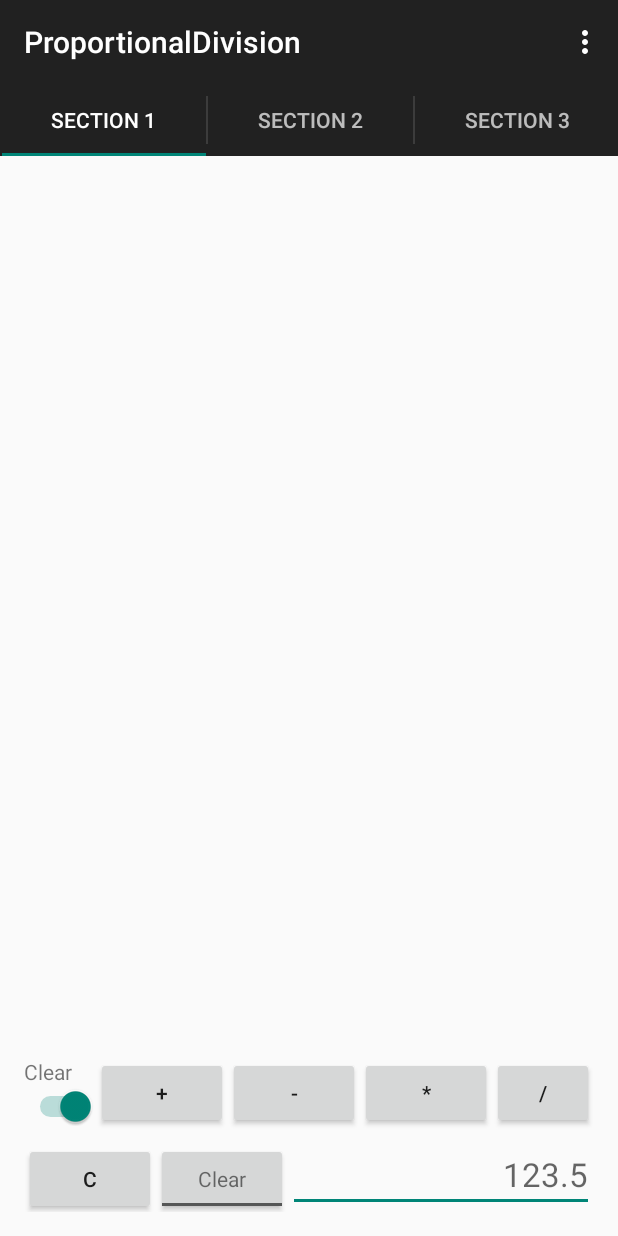
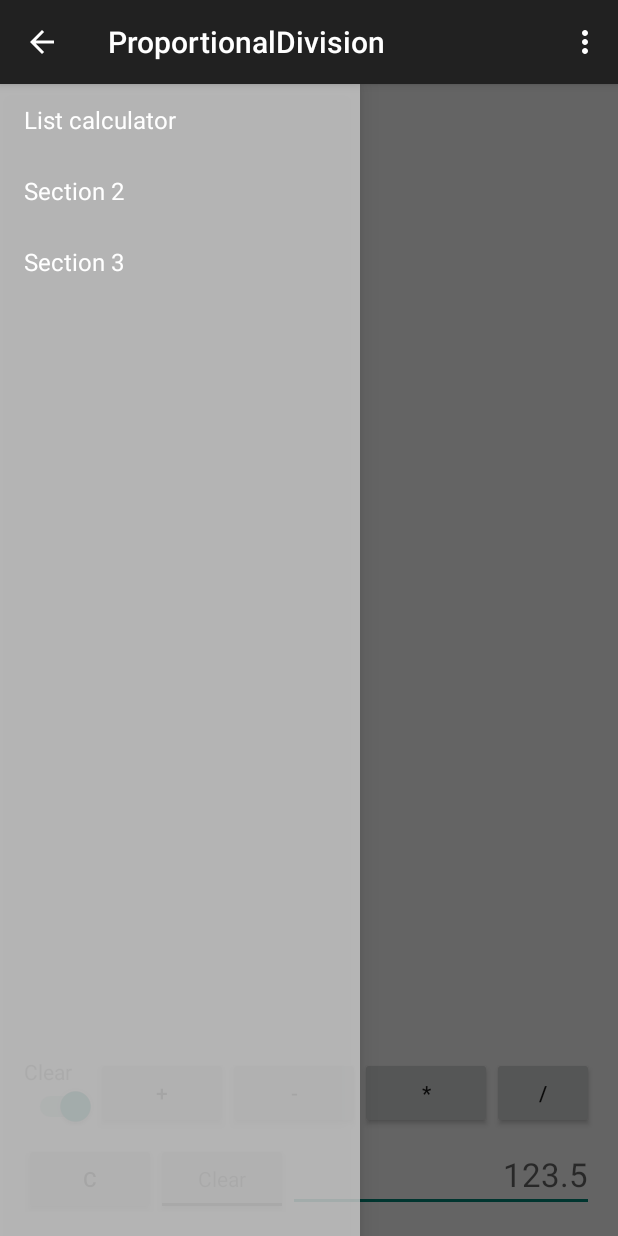
Before and after one commit to indication/ProportionalDivision, an Android app: the screen it shows after launch (MainActivity), on a phone screen of 412 x 824 dp. Run offline under Robolectric (Android 15) with nearby library versions, the light colour scheme and no system bars; 2 statements that could not run were skipped.

Commit message:
Switch into navigation drawer

```diff
--- a/ProportionalDivision/src/main/java/com/github/indication/proportionaldivision/MainActivity.java
+++ b/ProportionalDivision/src/main/java/com/github/indication/proportionaldivision/MainActivity.java
@@ -3,84 +3,98 @@ package com.github.indication.proportionaldivision;
 import android.os.Bundle;
 import android.support.v4.app.Fragment;
 import android.support.v4.app.FragmentManager;
-import android.support.v4.app.FragmentPagerAdapter;
-import android.support.v4.app.FragmentTransaction;
-import android.support.v4.view.ViewPager;
+import android.support.v4.widget.DrawerLayout;
 import android.support.v7.app.ActionBar;
 import android.support.v7.app.ActionBarActivity;
 import android.view.Menu;
 import android.view.MenuItem;
 
 import com.github.indication.proportionaldivision.fragment.ListCalcFragment;
+import com.github.indication.proportionaldivision.fragment.NavigationDrawerFragment;
 import com.github.indication.proportionaldivision.fragment.PlaceholderFragment;
 
-import java.util.Locale;
 
-
-public class MainActivity extends ActionBarActivity implements ActionBar.TabListener {
+public class MainActivity extends ActionBarActivity
+		implements NavigationDrawerFragment.NavigationDrawerCallbacks {
 
 	/**
-	 * The {@link android.support.v4.view.PagerAdapter} that will provide
-	 * fragments for each of the sections. We use a
-	 * {@link FragmentPagerAdapter} derivative, which will keep every
-	 * loaded fragment in memory. If this becomes too memory intensive, it
-	 * may be best to switch to a
-	 * {@link android.support.v4.app.FragmentStatePagerAdapter}.
+	 * Fragment managing the behaviors, interactions and presentation of the navigation drawer.
 	 */
-	SectionsPagerAdapter mSectionsPagerAdapter;
+	private NavigationDrawerFragment mNavigationDrawerFragment;
 
 	/**
-	 * The {@link ViewPager} that will host the section contents.
+	 * Used to store the last screen title. For use in {@link #restoreActionBar()}.
 	 */
-	ViewPager mViewPager;
+	private CharSequence mTitle;
 
 	@Override
 	protected void onCreate(Bundle savedInstanceState) {
 		super.onCreate(savedInstanceState);
 		setContentView(R.layout.activity_main);
 
-		// Set up the action bar.
-		final ActionBar actionBar = getSupportActionBar();
-		actionBar.setNavigationMode(ActionBar.NAVIGATION_MODE_TABS);
+		mNavigationDrawerFragment = (NavigationDrawerFragment)
+				getSupportFragmentManager().findFragmentById(R.id.navigation_drawer);
+		mTitle = getTitle();
 
-		// Create the adapter that will return a fragment for each of the three
-		// primary sections of the activity.
-		mSectionsPagerAdapter = new SectionsPagerAdapter(getSupportFragmentManager());
+		// Set up the drawer.
+		mNavigationDrawerFragment.setUp(
+				R.id.navigation_drawer,
+				(DrawerLayout) findViewById(R.id.drawer_layout));
+	}
 
-		// Set up the ViewPager with the sections adapter.
-		mViewPager = (ViewPager) findViewById(R.id.pager);
-		mViewPager.setAdapter(mSectionsPagerAdapter);
+	@Override
+	public void onNavigationDrawerItemSelected(int position) {
+		Fragment fragment = null;
+		switch (position) {
+			case 0:
+				fragment = ListCalcFragment.newInstance();
+				break;
+			case 1:
+				fragment = PlaceholderFragment.newInstance(position + 1);
+				break;
+			default:
+				return;
+		}
+		// update the main content by replacing fragments
+		FragmentManager fragmentManager = getSupportFragmentManager();
+		fragmentManager.beginTransaction()
+				.replace(R.id.container, fragment)
+				.commit();
+	}
 
-		// When swiping between different sections, select the corresponding
-		// tab. We can also use ActionBar.Tab#select() to do this if we have
-		// a reference to the Tab.
-		mViewPager.setOnPageChangeListener(new ViewPager.SimpleOnPageChangeListener() {
-			@Override
-			public void onPageSelected(int position) {
-				actionBar.setSelectedNavigationItem(position);
-			}
-		});
+	public void onSectionAttached(int number) {
+		switch (number) {
+			case 1:
+				mTitle = getString(R.string.title_list_calc);
+				break;
+			case 2:
+				mTitle = getString(R.string.title_section2);
+				break;
+			case 3:
+				mTitle = getString(R.string.title_section3);
+				break;
+		}
+	}
 
-		// For each of the sections in the app, add a tab to the action bar.
-		for (int i = 0; i < mSectionsPagerAdapter.getCount(); i++) {
-			// Create a tab with text corresponding to the page title defined by
-			// the adapter. Also specify this Activity object, which implements
-			// the TabListener interface, as the callback (listener) for when
-			// this tab is selected.
-			actionBar.addTab(
-					actionBar.newTab()
-							.setText(mSectionsPagerAdapter.getPageTitle(i))
-							.setTabListener(this)
-			);
-		}
+	public void restoreActionBar() {
+		ActionBar actionBar = getSupportActionBar();
+		actionBar.setNavigationMode(ActionBar.NAVIGATION_MODE_STANDARD);
+		actionBar.setDisplayShowTitleEnabled(true);
+		actionBar.setTitle(mTitle);
 	}
 
 
 	@Override
 	public boolean onCreateOptionsMenu(Menu menu) {
-		// Inflate the menu; this adds items to the action bar if it is present.
-		getMenuInflater().inflate(R.menu.main, menu);
-		return true;
+		if (!mNavigationDrawerFragment.isDrawerOpen()) {
+			// Only show items in the action bar relevant to this screen
+			// if the drawer is not showing. Otherwise, let the drawer
+			// decide what to show in the action bar.
+			getMenuInflater().inflate(R.menu.main, menu);
+			restoreActionBar();
+			return true;
+		}
+		return super.onCreateOptionsMenu(menu);
 	}
 
 	@Override
@@ -95,64 +109,4 @@ public class MainActivity extends ActionBarActivity implements ActionBar.TabList
 		return super.onOptionsItemSelected(item);
 	}
 
-	@Override
-	public void onTabSelected(ActionBar.Tab tab, FragmentTransaction fragmentTransaction) {
-		// When the given tab is selected, switch to the corresponding page in
-		// the ViewPager.
-		mViewPager.setCurrentItem(tab.getPosition());
-	}
-
-	@Override
-	public void onTabUnselected(ActionBar.Tab tab, FragmentTransaction fragmentTransaction) {
-	}
-
-	@Override
-	public void onTabReselected(ActionBar.Tab tab, FragmentTransaction fragmentTransaction) {
-	}
-
-	/**
-	 * A {@link FragmentPagerAdapter} that returns a fragment corresponding to
-	 * one of the sections/tabs/pages.
-	 */
-	public class SectionsPagerAdapter extends FragmentPagerAdapter {
-
-		public SectionsPagerAdapter(FragmentManager fm) {
-			super(fm);
-		}
-
-		@Override
-		public Fragment getItem(int position) {
-
-			switch (position) {
-				case 0:
-					return ListCalcFragment.newInstance();
-				default:
-					// getItem is called to instantiate the fragment for the given page.
-					// Return a PlaceholderFragment (defined as a static inner class below).
-					return PlaceholderFragment.newInstance(position + 1);
-			}
-		}
-
-		@Override
-		public int getCount() {
-			// Show 3 total pages.
-			return 3;
-		}
-
-		@Override
-		public CharSequence getPageTitle(int position) {
-			Locale l = Locale.getDefault();
-			switch (position) {
-				case 0:
-					return getString(R.string.title_section1).toUpperCase(l);
-				case 1:
-					return getString(R.string.title_section2).toUpperCase(l);
-				case 2:
-					return getString(R.string.title_section3).toUpperCase(l);
-			}
-			return null;
-		}
-	}
-
-
 }
--- /dev/null
+++ b/ProportionalDivision/src/main/java/com/github/indication/proportionaldivision/fragment/NavigationDrawerFragment.java
@@ -0,0 +1,285 @@
+package com.github.indication.proportionaldivision.fragment;
+
+import android.app.Activity;
+import android.content.SharedPreferences;
+import android.content.res.Configuration;
+import android.os.Bundle;
+import android.preference.PreferenceManager;
+import android.support.v4.app.ActionBarDrawerToggle;
+import android.support.v4.app.Fragment;
+import android.support.v4.view.GravityCompat;
+import android.support.v4.widget.DrawerLayout;
+import android.support.v7.app.ActionBar;
+import android.support.v7.app.ActionBarActivity;
+import android.view.LayoutInflater;
+import android.view.Menu;
+import android.view.MenuInflater;
+import android.view.MenuItem;
+import android.view.View;
+import android.view.ViewGroup;
+import android.widget.AdapterView;
+import android.widget.ArrayAdapter;
+import android.widget.ListView;
+import android.widget.Toast;
+
+import com.github.indication.proportionaldivision.R;
+
+/**
+ * Fragment used for managing interactions for and presentation of a navigation drawer.
+ * See the <a href="https://developer.android.com/design/patterns/navigation-drawer.html#Interaction">
+ * design guidelines</a> for a complete explanation of the behaviors implemented here.
+ */
+public class NavigationDrawerFragment extends Fragment {
+
+	/**
+	 * Remember the position of the selected item.
+	 */
+	private static final String STATE_SELECTED_POSITION = "selected_navigation_drawer_position";
+
+	/**
+	 * Per the design guidelines, you should show the drawer on launch until the user manually
+	 * expands it. This shared preference tracks this.
+	 */
+	private static final String PREF_USER_LEARNED_DRAWER = "navigation_drawer_learned";
+
+	/**
+	 * A pointer to the current callbacks instance (the Activity).
+	 */
+	private NavigationDrawerCallbacks mCallbacks;
+
+	/**
+	 * Helper component that ties the action bar to the navigation drawer.
+	 */
+	private ActionBarDrawerToggle mDrawerToggle;
+
+	private DrawerLayout mDrawerLayout;
+	private ListView mDrawerListView;
+	private View mFragmentContainerView;
+
+	private int mCurrentSelectedPosition = 0;
+	private boolean mFromSavedInstanceState;
+	private boolean mUserLearnedDrawer;
+
+	public NavigationDrawerFragment() {
+	}
+
+	@Override
+	public void onCreate(Bundle savedInstanceState) {
+		super.onCreate(savedInstanceState);
+
+		// Read in the flag indicating whether or not the user has demonstrated awareness of the
+		// drawer. See PREF_USER_LEARNED_DRAWER for details.
+		SharedPreferences sp = PreferenceManager.getDefaultSharedPreferences(getActivity());
+		mUserLearnedDrawer = sp.getBoolean(PREF_USER_LEARNED_DRAWER, false);
+
+		if (savedInstanceState != null) {
+			mCurrentSelectedPosition = savedInstanceState.getInt(STATE_SELECTED_POSITION);
+			mFromSavedInstanceState = true;
+		}
+
+		// Select either the default item (0) or the last selected item.
+		selectItem(mCurrentSelectedPosition);
+	}
+
+	@Override
+	public void onActivityCreated(Bundle savedInstanceState) {
+		super.onActivityCreated(savedInstanceState);
+		// Indicate that this fragment would like to influence the set of actions in the action bar.
+		setHasOptionsMenu(true);
+	}
+
+	@Override
+	public View onCreateView(LayoutInflater inflater, ViewGroup container,
+	                         Bundle savedInstanceState) {
+		mDrawerListView = (ListView) inflater.inflate(
+				R.layout.fragment_navigation_drawer, container, false);
+		mDrawerListView.setOnItemClickListener(new AdapterView.OnItemClickListener() {
+			@Override
+			public void onItemClick(AdapterView<?> parent, View view, int position, long id) {
+				selectItem(position);
+			}
+		});
+		mDrawerListView.setAdapter(new ArrayAdapter<String>(
+				getActionBar().getThemedContext(),
+				android.R.layout.simple_list_item_1,
+				android.R.id.text1,
+				new String[]{
+						getString(R.string.title_list_calc),
+						getString(R.string.title_section2),
+						getString(R.string.title_section3),
+				}
+		));
+		mDrawerListView.setItemChecked(mCurrentSelectedPosition, true);
+		return mDrawerListView;
+	}
+
+	public boolean isDrawerOpen() {
+		return mDrawerLayout != null && mDrawerLayout.isDrawerOpen(mFragmentContainerView);
+	}
+
+	/**
+	 * Users of this fragment must call this method to set up the navigation drawer interactions.
+	 *
+	 * @param fragmentId   The android:id of this fragment in its activity's layout.
+	 * @param drawerLayout The DrawerLayout containing this fragment's UI.
+	 */
+	public void setUp(int fragmentId, DrawerLayout drawerLayout) {
+		mFragmentContainerView = getActivity().findViewById(fragmentId);
+		mDrawerLayout = drawerLayout;
+
+		// set a custom shadow that overlays the main content when the drawer opens
+		mDrawerLayout.setDrawerShadow(R.drawable.drawer_shadow, GravityCompat.START);
+		// set up the drawer's list view with items and click listener
+
+		ActionBar actionBar = getActionBar();
+		actionBar.setDisplayHomeAsUpEnabled(true);
+		actionBar.setHomeButtonEnabled(true);
+
+		// ActionBarDrawerToggle ties together the the proper interactions
+		// between the navigation drawer and the action bar app icon.
+		mDrawerToggle = new ActionBarDrawerToggle(
+				getActivity(),                    /* host Activity */
+				mDrawerLayout,                    /* DrawerLayout object */
+				R.drawable.ic_drawer,             /* nav drawer image to replace 'Up' caret */
+				R.string.navigation_drawer_open,  /* "open drawer" description for accessibility */
+				R.string.navigation_drawer_close  /* "close drawer" description for accessibility */
+		) {
+			@Override
+			public void onDrawerClosed(View drawerView) {
+				super.onDrawerClosed(drawerView);
+				if (!isAdded()) {
+					return;
+				}
+
+				getActivity().supportInvalidateOptionsMenu(); // calls onPrepareOptionsMenu()
+			}
+
+			@Override
+			public void onDrawerOpened(View drawerView) {
+				super.onDrawerOpened(drawerView);
+				if (!isAdded()) {
+					return;
+				}
+
+				if (!mUserLearnedDrawer) {
+					// The user manually opened the drawer; store this flag to prevent auto-showing
+					// the navigation drawer automatically in the future.
+					mUserLearnedDrawer = true;
+					SharedPreferences sp = PreferenceManager
+							.getDefaultSharedPreferences(getActivity());
+					sp.edit().putBoolean(PREF_USER_LEARNED_DRAWER, true).commit();
+				}
+
+				getActivity().supportInvalidateOptionsMenu(); // calls onPrepareOptionsMenu()
+			}
+		};
+
+		// If the user hasn't 'learned' about the drawer, open it to introduce them to the drawer,
+		// per the navigation drawer design guidelines.
+		if (!mUserLearnedDrawer && !mFromSavedInstanceState) {
+			mDrawerLayout.openDrawer(mFragmentContainerView);
+		}
+
+		// Defer code dependent on restoration of previous instance state.
+		mDrawerLayout.post(new Runnable() {
+			@Override
+			public void run() {
+				mDrawerToggle.syncState();
+			}
+		});
+
+		mDrawerLayout.setDrawerListener(mDrawerToggle);
+	}
+
+	private void selectItem(int position) {
+		mCurrentSelectedPosition = position;
+		if (mDrawerListView != null) {
+			mDrawerListView.setItemChecked(position, true);
+		}
+		if (mDrawerLayout != null) {
+			mDrawerLayout.closeDrawer(mFragmentContainerView);
+		}
+		if (mCallbacks != null) {
+			mCallbacks.onNavigationDrawerItemSelected(position);
+		}
+	}
+
+	@Override
+	public void onAttach(Activity activity) {
+		super.onAttach(activity);
+		try {
+			mCallbacks = (NavigationDrawerCallbacks) activity;
+		} catch (ClassCastException e) {
+			throw new ClassCastException("Activity must implement NavigationDrawerCallbacks.");
+		}
+	}
+
+	@Override
+	public void onDetach() {
+		super.onDetach();
+		mCallbacks = null;
+	}
+
+	@Override
+	public void onSaveInstanceState(Bundle outState) {
+		super.onSaveInstanceState(outState);
+		outState.putInt(STATE_SELECTED_POSITION, mCurrentSelectedPosition);
+	}
+
+	@Override
+	public void onConfigurationChanged(Configuration newConfig) {
+		super.onConfigurationChanged(newConfig);
+		// Forward the new configuration the drawer toggle component.
+		mDrawerToggle.onConfigurationChanged(newConfig);
+	}
+
+	@Override
+	public void onCreateOptionsMenu(Menu menu, MenuInflater inflater) {
+		// If the drawer is open, show the global app actions in the action bar. See also
+		// showGlobalContextActionBar, which controls the top-left area of the action bar.
+		if (mDrawerLayout != null && isDrawerOpen()) {
+			inflater.inflate(R.menu.global, menu);
+			showGlobalContextActionBar();
+		}
+		super.onCreateOptionsMenu(menu, inflater);
+	}
+
+	@Override
+	public boolean onOptionsItemSelected(MenuItem item) {
+		if (mDrawerToggle.onOptionsItemSelected(item)) {
+			return true;
+		}
+
+		if (item.getItemId() == R.id.action_example) {
+			Toast.makeText(getActivity(), "Example action.", Toast.LENGTH_SHORT).show();
+			return true;
+		}
+
+		return super.onOptionsItemSelected(item);
+	}
+
+	/**
+	 * Per the navigation drawer design guidelines, updates the action bar to show the global app
+	 * 'context', rather than just what's in the current screen.
+	 */
+	private void showGlobalContextActionBar() {
+		ActionBar actionBar = getActionBar();
+		actionBar.setDisplayShowTitleEnabled(true);
+		actionBar.setNavigationMode(ActionBar.NAVIGATION_MODE_STANDARD);
+		actionBar.setTitle(R.string.app_name);
+	}
+
+	private ActionBar getActionBar() {
+		return ((ActionBarActivity) getActivity()).getSupportActionBar();
+	}
+
+	/**
+	 * Callbacks interface that all activities using this fragment must implement.
+	 */
+	public static interface NavigationDrawerCallbacks {
+		/**
+		 * Called when an item in the navigation drawer is selected.
+		 */
+		void onNavigationDrawerItemSelected(int position);
+	}
+}
--- a/ProportionalDivision/src/main/res/layout/activity_main.xml
+++ b/ProportionalDivision/src/main/res/layout/activity_main.xml
@@ -1,6 +1,32 @@
-<android.support.v4.view.ViewPager xmlns:android="http://schemas.android.com/apk/res/android"
-								   xmlns:tools="http://schemas.android.com/tools"
-								   android:id="@+id/pager"
-								   android:layout_width="match_parent"
-								   android:layout_height="match_parent"
-								   tools:context="com.github.indication.proportionaldivision.MainActivity"/>
+<!-- A DrawerLayout is intended to be used as the top-level content view using match_parent for both width and height to consume the full space available. -->
+<android.support.v4.widget.DrawerLayout
+	android:id="@+id/drawer_layout"
+	xmlns:android="http://schemas.android.com/apk/res/android"
+	xmlns:tools="http://schemas.android.com/tools"
+	android:layout_width="match_parent"
+	android:layout_height="match_parent"
+	tools:context="com.github.indication.proportionaldivision.MainActivity">
+
+	<!-- As the main content view, the view below consumes the entire
+		 space available using match_parent in both dimensions. -->
+	<FrameLayout
+		android:id="@+id/container"
+		android:layout_width="match_parent"
+		android:layout_height="match_parent"/>
+
+	<!-- android:layout_gravity="start" tells DrawerLayout to treat
+		 this as a sliding drawer on the left side for left-to-right
+		 languages and on the right side for right-to-left languages.
+		 If you're not building against API 17 or higher, use
+		 android:layout_gravity="left" instead. -->
+	<!-- The drawer is given a fixed width in dp and extends the full height of
+		 the container. -->
+	<fragment
+		android:id="@+id/navigation_drawer"
+		android:name="com.github.indication.proportionaldivision.fragment.NavigationDrawerFragment"
+		android:layout_width="@dimen/navigation_drawer_width"
+		android:layout_height="match_parent"
+		android:layout_gravity="start"
+		tools:layout="@layout/fragment_navigation_drawer"/>
+
+</android.support.v4.widget.DrawerLayout>
--- /dev/null
+++ b/ProportionalDivision/src/main/res/layout/fragment_navigation_drawer.xml
@@ -0,0 +1,9 @@
+<ListView xmlns:android="http://schemas.android.com/apk/res/android"
+		  xmlns:tools="http://schemas.android.com/tools"
+		  android:layout_width="match_parent"
+		  android:layout_height="match_parent"
+		  android:background="#cccc"
+		  android:choiceMode="singleChoice"
+		  android:divider="@android:color/transparent"
+		  android:dividerHeight="0dp"
+		  tools:context="com.github.indication.proportionaldivision.fragment.NavigationDrawerFragment"/>
--- /dev/null
+++ b/ProportionalDivision/src/main/res/menu/global.xml
@@ -0,0 +1,8 @@
+<menu xmlns:android="http://schemas.android.com/apk/res/android"
+	  xmlns:app="http://schemas.android.com/apk/res-auto">
+	<item
+		android:id="@+id/action_settings"
+		android:orderInCategory="100"
+		android:title="@string/action_settings"
+		app:showAsAction="never"/>
+</menu>
--- a/ProportionalDivision/src/main/res/menu/main.xml
+++ b/ProportionalDivision/src/main/res/menu/main.xml
@@ -3,8 +3,12 @@
 	  xmlns:tools="http://schemas.android.com/tools"
 	  tools:context="com.github.indication.proportionaldivision.MainActivity">
 	<item
+		android:id="@+id/action_example"
+		android:title="@string/action_example"
+		app:showAsAction="withText|ifRoom"/>
+	<item
 		android:id="@+id/action_settings"
+		android:orderInCategory="100"
 		android:title="@string/action_settings"
-		android:orderInCategory="100"
 		app:showAsAction="never"/>
 </menu>
--- a/ProportionalDivision/src/main/res/values/dimens.xml
+++ b/ProportionalDivision/src/main/res/values/dimens.xml
@@ -1,5 +1,9 @@
+<?xml version="1.0" encoding="utf-8"?>
 <resources>
+
 	<!-- Default screen margins, per the Android Design guidelines. -->
 	<dimen name="activity_horizontal_margin">16dp</dimen>
 	<dimen name="activity_vertical_margin">16dp</dimen>
+	<dimen name="navigation_drawer_width">240dp</dimen>
+
 </resources>
--- a/ProportionalDivision/src/main/res/values/strings.xml
+++ b/ProportionalDivision/src/main/res/values/strings.xml
@@ -2,10 +2,13 @@
 <resources>
 
 	<string name="app_name">ProportionalDivision</string>
-	<string name="title_section1">Section 1</string>
+	<string name="title_list_calc">List calculator</string>
 	<string name="title_section2">Section 2</string>
 	<string name="title_section3">Section 3</string>
-	<string name="hello_world">Hello world!</string>
 	<string name="action_settings">Settings</string>
+	<string name="action_example">Settings</string>
+	<string name="title_activity_main_activity2">MainActivity2</string>
+	<string name="navigation_drawer_open">Open navigation drawer</string>
+	<string name="navigation_drawer_close">Close navigation drawer</string>
 
 </resources>
```
Also changed, not shown: ProportionalDivision/src/main/res/drawable-hdpi/drawer_shadow.9.png (added), ProportionalDivision/src/main/res/drawable-hdpi/ic_drawer.png (added), ProportionalDivision/src/main/res/drawable-mdpi/drawer_shadow.9.png (added), ProportionalDivision/src/main/res/drawable-mdpi/ic_drawer.png (added), ProportionalDivision/src/main/res/drawable-xhdpi/drawer_shadow.9.png (added), ProportionalDivision/src/main/res/drawable-xhdpi/ic_drawer.png (added), ProportionalDivision/src/main/res/drawable-xxhdpi/drawer_shadow.9.png (added), ProportionalDivision/src/main/res/drawable-xxhdpi/ic_drawer.png (added).
